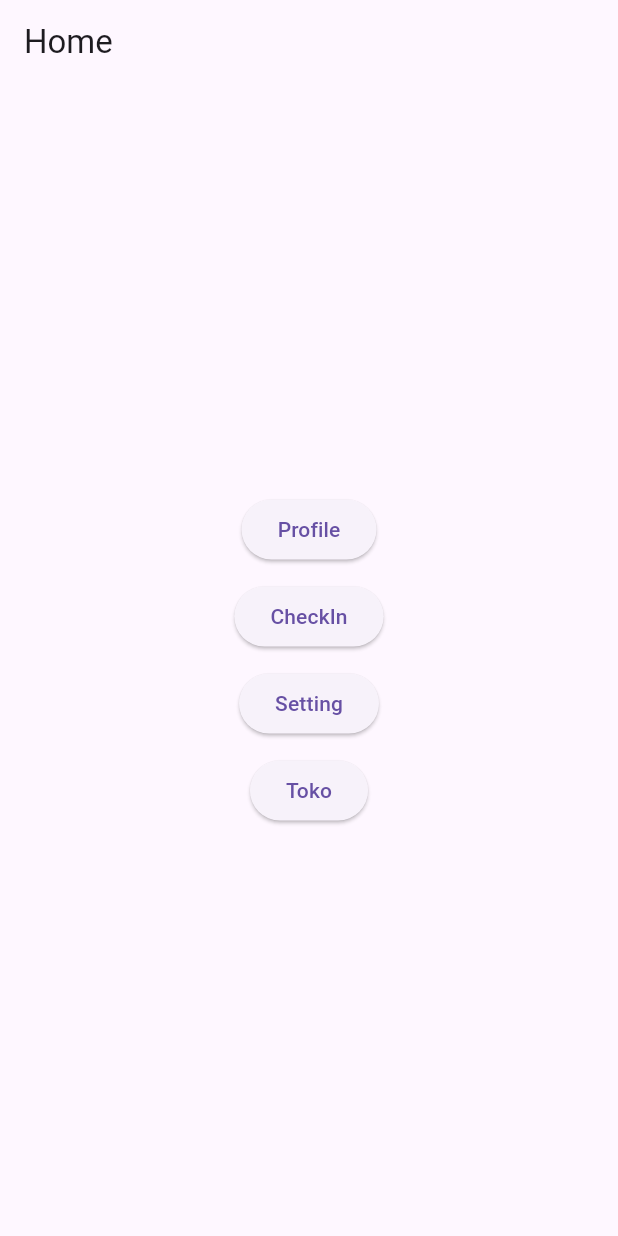
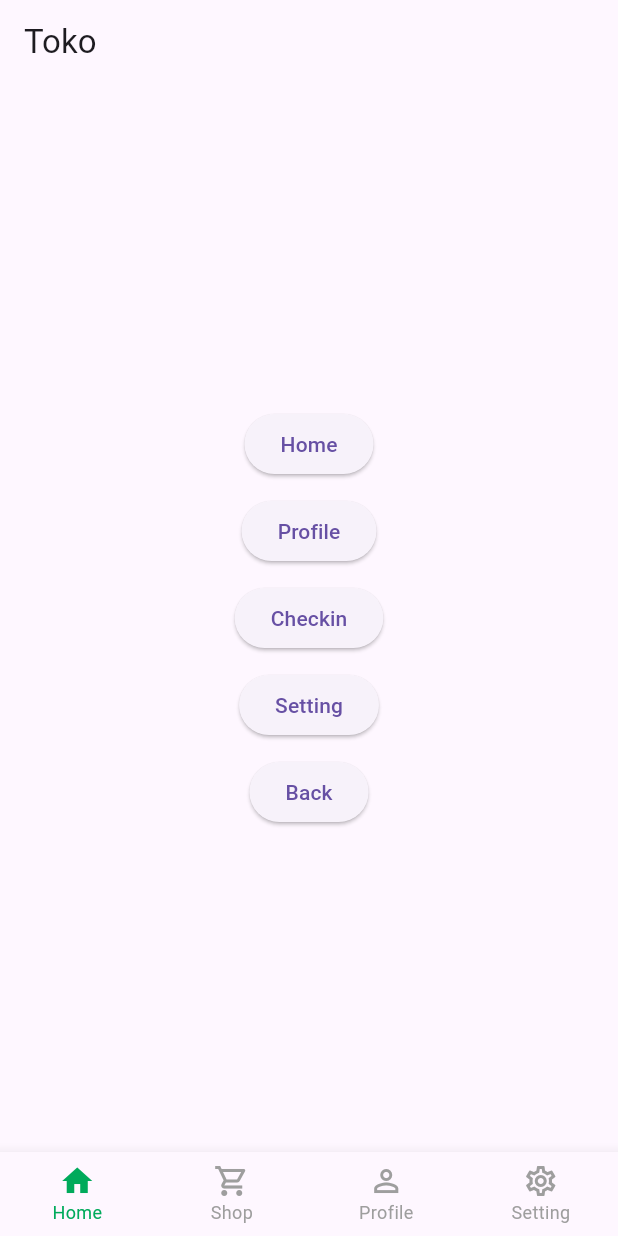
Before and after one commit to MIKAgata/Toko-Apps, a Flutter app: the screen it shows after launch, on a phone screen of 412 x 824 dp. Run offline on Flutter 3.47's test engine with Material 3 defaults, Android fonts, the phone set to English and light mode, and no system bars.

Commit message:
update fitur halaman navi

```diff
--- a/lib/home_page.dart
+++ b/lib/home_page.dart
@@ -4,68 +4,72 @@ import 'checkin_page.dart';
 import 'setting.dart';
 import 'toko.dart';
 
+/// Main HomePage dengan Bottom Navigation
+class HomePage extends StatefulWidget {
+  const HomePage({super.key});
 
-class HomePage extends StatelessWidget {
-  const HomePage({super.key});
+  @override
+  State<HomePage> createState() => _HomePageState();
+}
+
+class _HomePageState extends State<HomePage> {
+  int _currentIndex = 0;
+
+  // List screens untuk IndexedStack
+  late final List<Widget> _screens;
+
+  @override
+  void initState() {
+    super.initState();
+    _screens = [
+      const Toko(), // Home/Toko
+      const CheckInPage(), // CheckIn/Keranjang
+      const ProfilePage(), // Profile
+      const Settingpage(), // Setting
+    ];
+  }
 
   @override
   Widget build(BuildContext context) {
     return Scaffold(
-      appBar: AppBar(
-        title: const Text('Home'),
+      body: IndexedStack(
+        index: _currentIndex,
+        children: _screens,
       ),
-      body: Center(
-        child: Column(
-          mainAxisAlignment: MainAxisAlignment.center,
-          children: [
-            ElevatedButton(
-              child: const Text('Profile'),
-              onPressed: () {
-                Navigator.push(
-                  context,
-                  MaterialPageRoute(builder: (context) => const ProfilePage()),
-                );
+      bottomNavigationBar: BottomNavigationBar(
+        currentIndex: _currentIndex,
+        onTap: (index) {
+          setState(() {
+            _currentIndex = index;
+          });
         },
+        type: BottomNavigationBarType.fixed,
+        selectedItemColor: const Color(0xFF00AA5B),
+        unselectedItemColor: Colors.grey,
+        selectedFontSize: 12,
+        unselectedFontSize: 12,
+        items: const [
+          BottomNavigationBarItem(
+            icon: Icon(Icons.home_outlined),
+            activeIcon: Icon(Icons.home),
+            label: 'Home',
           ),
-            const SizedBox(height: 10),
-            ElevatedButton(
-              child: const Text('CheckIn'),
-              onPressed: () {
-                Navigator.push(
-                  context,
-                  MaterialPageRoute(builder: (context) => const CheckInPage()),
-                );
-              },
+          BottomNavigationBarItem(
+            icon: Icon(Icons.shopping_cart_outlined),
+            activeIcon: Icon(Icons.shopping_cart),
+            label: 'Shop',
           ),
-            const SizedBox(height: 10),
-            ElevatedButton(
-              child: const Text('Setting'),
-              onPressed: () {
-                Navigator.push(
-                  context,
-                  MaterialPageRoute(builder: (context) => const Settingpage()),
-                );
-              },
+          BottomNavigationBarItem(
+            icon: Icon(Icons.person_outline),
+            activeIcon: Icon(Icons.person),
+            label: 'Profile',
           ),
-            const SizedBox(height: 10),
-            ElevatedButton(
-              child: const Text('Toko'),
-              onPressed: () {
-                Navigator.push(
-                  context,
-                  MaterialPageRoute(builder: (context) => const Toko()),
-                );
-              },
+          BottomNavigationBarItem(
+            icon: Icon(Icons.settings_outlined),
+            activeIcon: Icon(Icons.settings),
+            label: 'Setting',
           ),
-            // const SizedBox(height: 10),
-            // ElevatedButton(
-            //   child: const Text('Back'),
-            //   onPressed: () {
-            //     Navigator.pop(context);
-            //   },
-            // ),
         ],
-        ),
       ),
     );
   }
--- a/lib/main.dart
+++ b/lib/main.dart
@@ -11,7 +11,7 @@ class MyApp extends StatelessWidget {
   @override
   Widget build(BuildContext context) {
     return MaterialApp(
-      title: 'ZERO Company',
+      title: 'ZERO Store',
       debugShowCheckedModeBanner: false,
       home: const HomePage(),
     );
```
Lines whose indentation alone changed are shown as unchanged.
